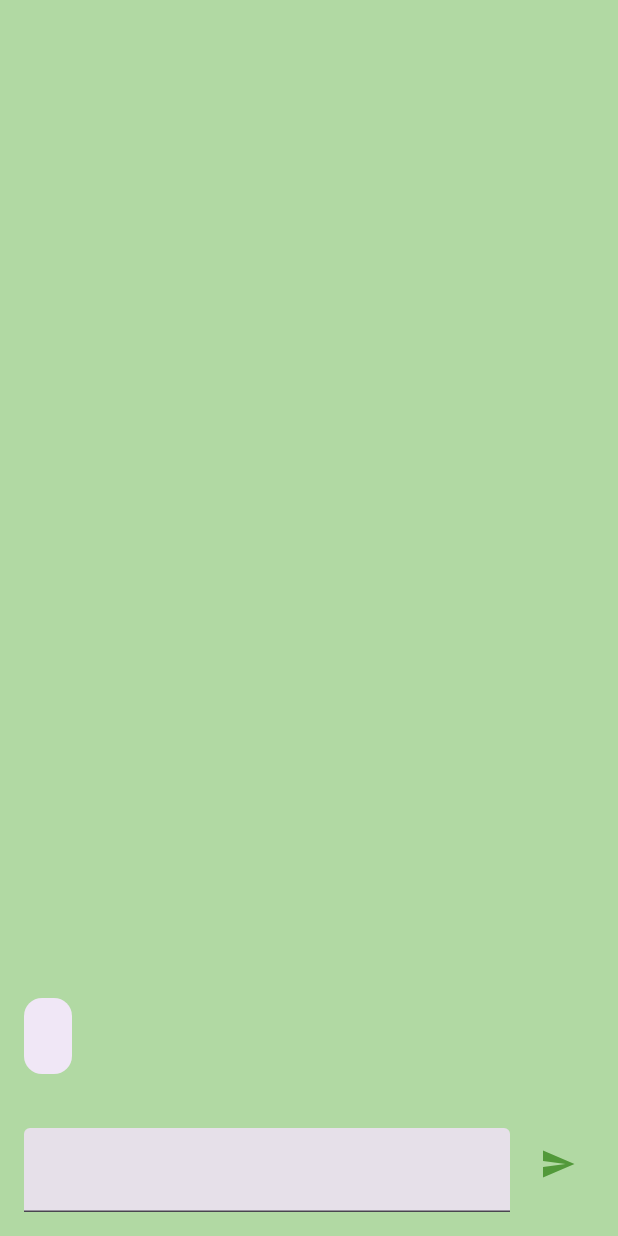
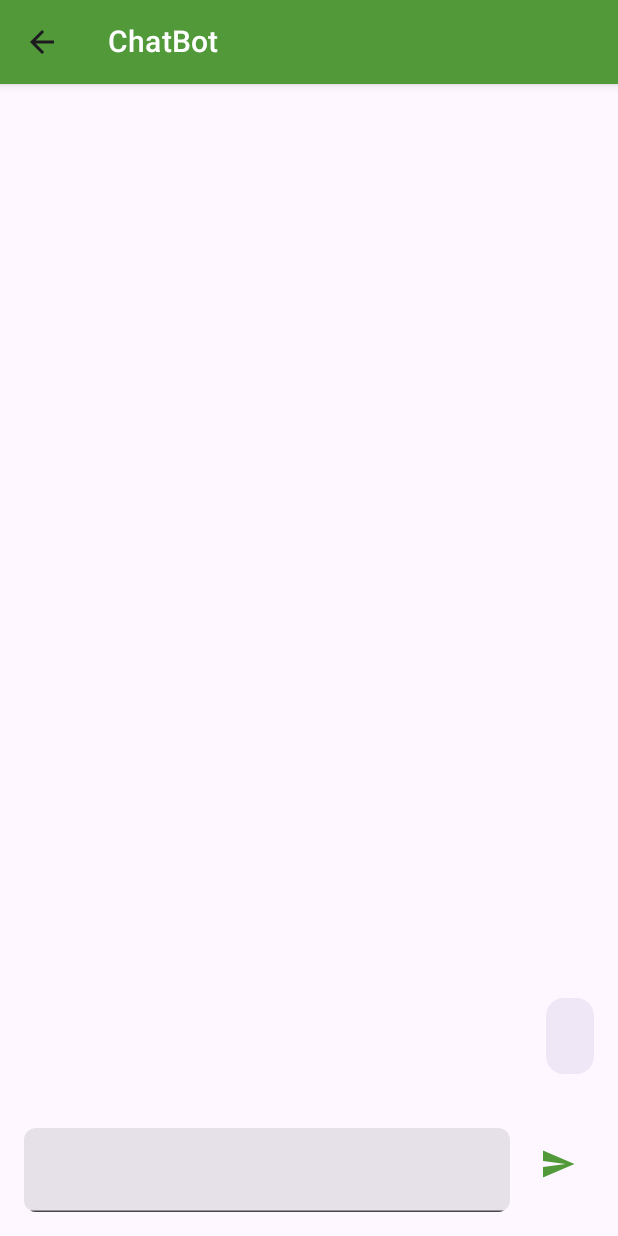
Before and after one commit to C23-PS219-PRO-TANI/Protani-App, an Android app built with Jetpack Compose: the ChatBot screen opened through its navigation route, after a tap on "Send message", on a phone screen of 412 x 824 dp. Run offline under Robolectric (Android 15) with nearby library versions, the phone set to English and light mode, and no system bars; our stand-ins replace accompanist; network calls fail; 1 statement that could not run was skipped.

Commit message:
update terakhir

```diff
--- a/app/src/main/java/com/capstone/protani/data/remote/api/OpenAIApi.kt
+++ b/app/src/main/java/com/capstone/protani/data/remote/api/OpenAIApi.kt
@@ -6,7 +6,7 @@ import retrofit2.http.Headers
 import retrofit2.http.POST
 
 interface OpenAIApi {
-    @Headers("Content-Type: application/json", "Authorization: Bearer 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")
+    @Headers("Content-Type: application/json", "Authorization: Bearer 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")
     @POST("v1/chat/completions")
     suspend fun generateResponse(@Body requestBody: OpenAIRequestBody): OpenAIResponse
 }
--- a/app/src/main/java/com/capstone/protani/presentation/ui/ChatBot.kt
+++ b/app/src/main/java/com/capstone/protani/presentation/ui/ChatBot.kt
@@ -1,16 +1,28 @@
 package com.capstone.protani.presentation.ui
 
 import android.util.Log
+import androidx.compose.foundation.Image
 import androidx.compose.foundation.background
+import androidx.compose.foundation.clickable
 import androidx.compose.foundation.isSystemInDarkTheme
+import androidx.compose.foundation.layout.Arrangement
+import androidx.compose.foundation.layout.Box
+//import androidx.compose.foundation.layout.BoxScopeInstance.align
 import androidx.compose.foundation.layout.Column
+//import androidx.compose.foundation.layout.ColumnScopeInstance.align
 import androidx.compose.foundation.layout.Row
+//import androidx.compose.foundation.layout.RowScopeInstance.align
+import androidx.compose.foundation.layout.calculateStartPadding
+import androidx.compose.foundation.layout.fillMaxHeight
 import androidx.compose.foundation.layout.fillMaxSize
 import androidx.compose.foundation.layout.fillMaxWidth
 import androidx.compose.foundation.layout.padding
+import androidx.compose.foundation.layout.size
+import androidx.compose.foundation.layout.statusBarsPadding
 import androidx.compose.foundation.layout.wrapContentWidth
 import androidx.compose.foundation.lazy.LazyColumn
 import androidx.compose.foundation.lazy.items
+import androidx.compose.foundation.shape.RoundedCornerShape
 import androidx.compose.foundation.text.KeyboardActions
 import androidx.compose.foundation.text.KeyboardOptions
 import androidx.compose.material.icons.Icons
@@ -19,6 +31,7 @@ import androidx.compose.material3.ExperimentalMaterial3Api
 import androidx.compose.material3.Icon
 import androidx.compose.material3.IconButton
 import androidx.compose.material3.MaterialTheme
+import androidx.compose.material3.Scaffold
 import androidx.compose.material3.Surface
 import androidx.compose.material3.TextField
 import androidx.compose.material3.TextFieldDefaults
@@ -30,6 +43,8 @@ import androidx.compose.runtime.setValue
 import androidx.compose.ui.Alignment
 import androidx.compose.ui.Modifier
 import androidx.compose.ui.graphics.Color
+import androidx.compose.ui.platform.LocalLayoutDirection
+import androidx.compose.ui.res.painterResource
 import androidx.compose.ui.text.input.ImeAction
 import androidx.compose.ui.text.input.TextFieldValue
 import androidx.compose.ui.unit.dp
@@ -37,21 +52,41 @@ import androidx.compose.ui.unit.sp
 import androidx.lifecycle.viewmodel.compose.viewModel
 import androidx.navigation.NavController
 import androidx.navigation.NavHostController
+import com.capstone.protani.R
+import com.capstone.protani.presentation.ui.navigation.Screen
 import com.capstone.protani.presentation.ui.theme.bottomBarColor
 import com.capstone.protani.presentation.ui.theme.green200
 import com.capstone.protani.presentation.ui.theme.green500
 import com.capstone.protani.presentation.ui.theme.modalColor
 import com.capstone.protani.presentation.viewmodels.ChatViewModel
+import androidx.compose.material.Text
+import androidx.compose.material.TopAppBar
+import androidx.compose.material.icons.filled.ArrowBack
+import androidx.compose.ui.platform.LocalConfiguration
+import androidx.compose.ui.platform.LocalContext
 
 @OptIn(ExperimentalMaterial3Api::class)
 @Composable
-fun ChatBot(navController: NavController, viewModel: ChatViewModel){
-
-//    val textChat = remember { mutableStateOf(TextFieldValue("")) }
-//    val message = remember{ mutableStateOf("") }
-//    Log.d("value chat","${textChat.value}")
-
-    Column(modifier = Modifier.fillMaxSize().background(if (isSystemInDarkTheme()) modalColor else modalColor)) {
+fun ChatBot(navController: NavController, viewModel: ChatViewModel) {
+    Scaffold(topBar = {
+        TopAppBar(
+            title = { Text("ChatBot") },
+            navigationIcon = {
+                IconButton(onClick = { navController.navigateUp() }) {
+                    Icon(Icons.Filled.ArrowBack, contentDescription = "Go back")
+                }
+            },
+            modifier = Modifier.statusBarsPadding(),
+            backgroundColor = green500// Add padding equal to status bar height
+                   // Add extra padding
+            // other parameters
+        )
+    }) { padding ->
+        Column(
+            modifier = Modifier
+                .fillMaxSize()
+//                .background(if (isSystemInDarkTheme()) modalColor else modalColor)
+        ) {
             LazyColumn(
                 modifier = Modifier
                     .weight(1f)
@@ -60,11 +95,8 @@ fun ChatBot(navController: NavController, viewModel: ChatViewModel){
 
             ) {
                 items(viewModel.messages.reversed()) { message ->
-                if (message.isUser) {
-                    MessageBubble(message.content, Alignment.Start)
-                } else {
-                    MessageBubble(message.content, Alignment.End)
-                }
+                    val alignment = if (message.isUser) Alignment.End else Alignment.Start
+                    MessageBubble(message.content, alignment)
                 }
             }
 
@@ -87,7 +119,9 @@ fun ChatBot(navController: NavController, viewModel: ChatViewModel){
                     keyboardActions = KeyboardActions(onSend = {
                         viewModel.sendMessage(inputText)
                         inputText = ""
-                })
+                    }),
+                    shape = RoundedCornerShape(8.dp),
+
                 )
 
                 IconButton(
@@ -97,29 +131,36 @@ fun ChatBot(navController: NavController, viewModel: ChatViewModel){
                     },
                     modifier = Modifier.padding(start = 8.dp)
                 ) {
-                Icon(Icons.Default.Send,
+                    Icon(
+                        Icons.Default.Send,
                         contentDescription = "Send message",
                         modifier = Modifier,
-                    green500)
+                        green500
+                    )
                 }
             }
         }
     }
-
+}
 @Composable
 fun MessageBubble(text: String, alignment: Alignment.Horizontal) {
+    Row(
+        modifier = Modifier
+            .fillMaxWidth()
+            .padding(vertical = 4.dp),
+        horizontalArrangement = if (alignment == Alignment.End) Arrangement.End else Arrangement.Start
+    ) {
         Surface(
             shape = MaterialTheme.shapes.medium,
             tonalElevation = 4.dp,
             modifier = Modifier
-            .padding(vertical = 4.dp)
-            .wrapContentWidth(alignment)
+                .wrapContentWidth()
         ) {
-        androidx.compose.material3.Text(
+            Text(
                 text = text,
                 modifier = Modifier.padding(16.dp),
                 fontSize = 16.sp
             )
         }
-
     }
+}
```
Also changed, not shown: app/src/main/java/com/capstone/protani/presentation/ui/AboutScreen.kt (+11 -3 lines), app/src/main/java/com/capstone/protani/presentation/ui/WikipadiScreen.kt (+42 -4 lines). Lines whose indentation alone changed are shown as unchanged.
